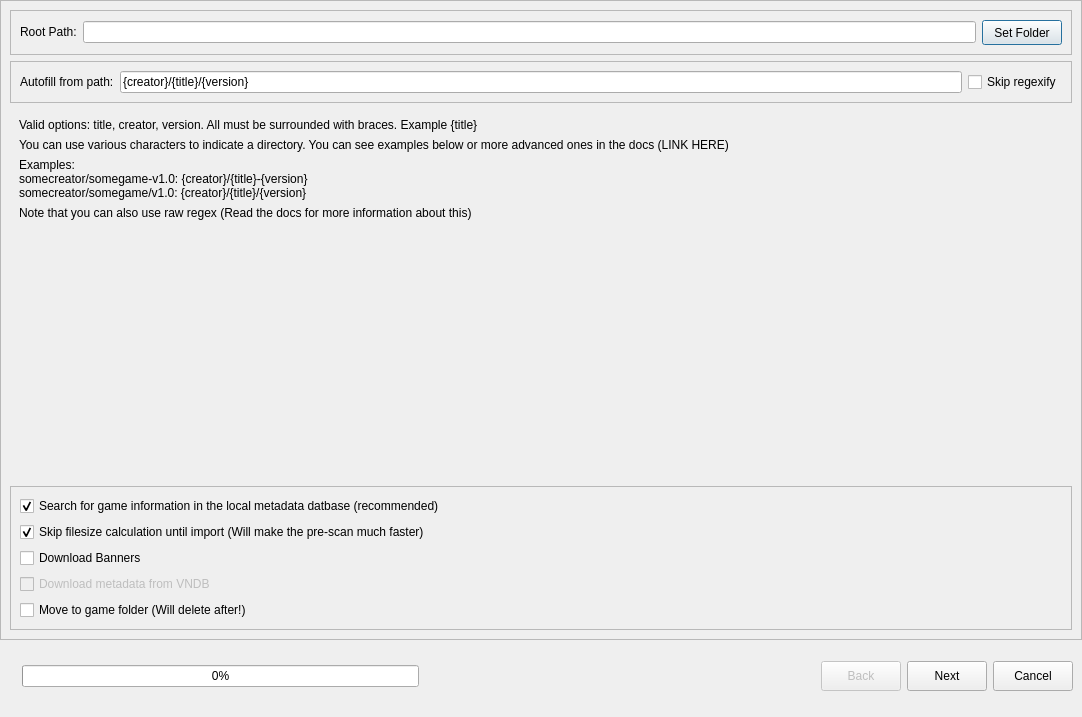
Old version of the form src/ui/dialog/BatchImportDialog.ui in the repository KJNeko/Atlas.
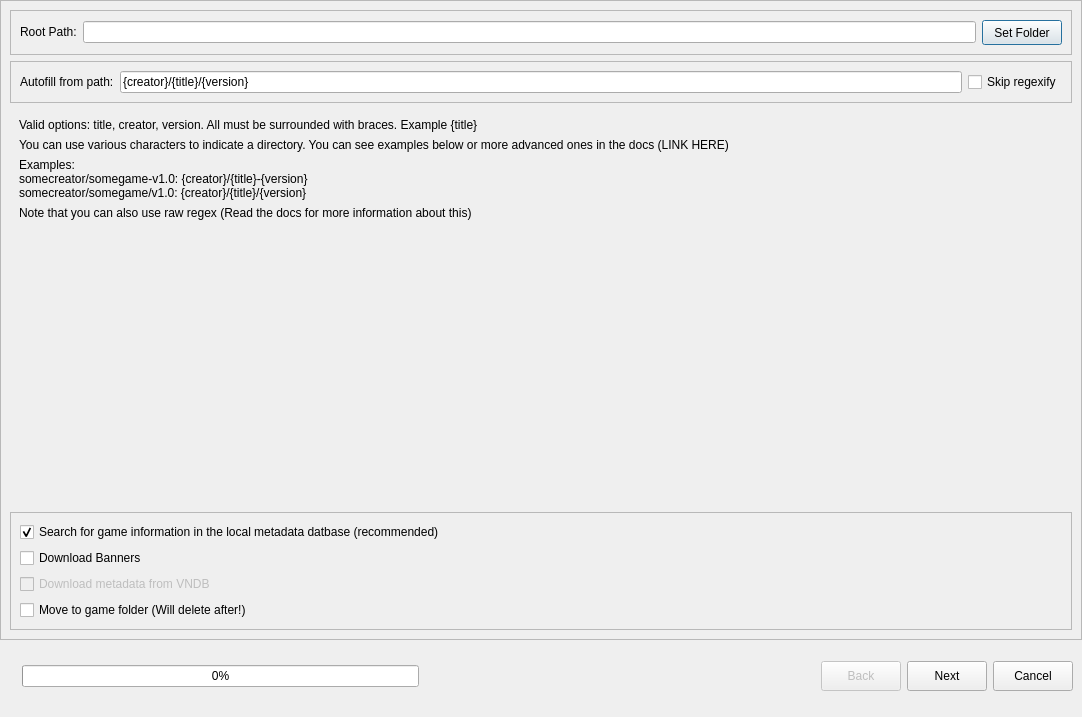
New version of the form.

Diff of the .ui file:
```diff
--- a/src/ui/dialog/BatchImportDialog.ui
+++ b/src/ui/dialog/BatchImportDialog.ui
@@ -217,16 +217,6 @@
                </property>
               </widget>
              </item>
-             <item>
-              <widget class="QCheckBox" name="cbSkipFilesize">
-               <property name="text">
-                <string>Skip filesize calculation until import (Will make the pre-scan much faster)</string>
-               </property>
-               <property name="checked">
-                <bool>true</bool>
-               </property>
-              </widget>
-             </item>
              <item>
               <widget class="QCheckBox" name="cbDownloadBanners">
                <property name="enabled">
```
